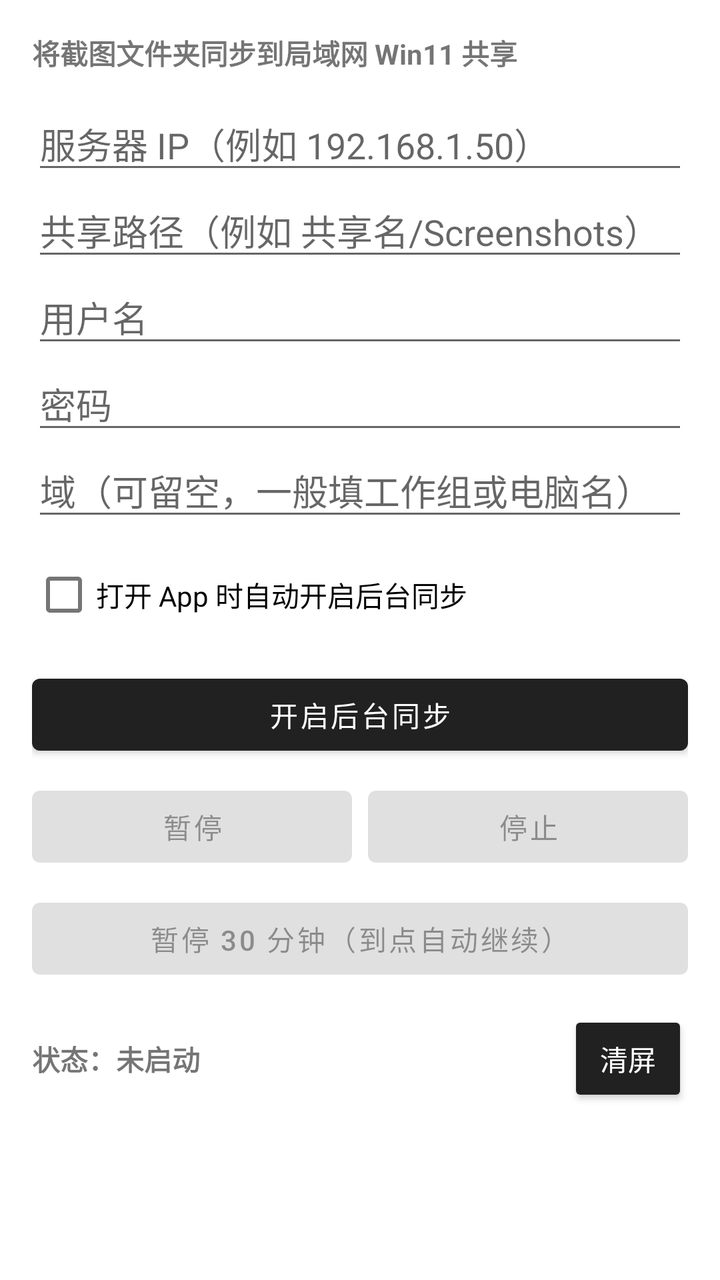
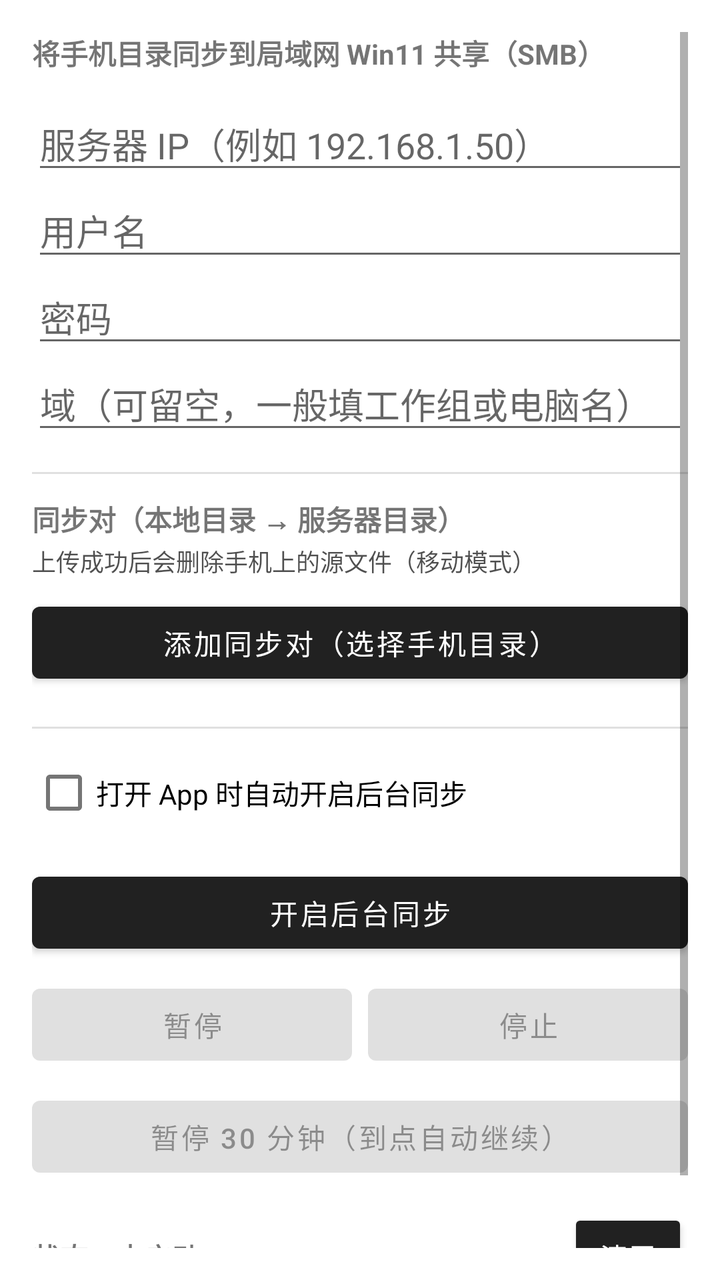

Two renders of the same Android screen: before a commit and after it. Below are the layout's source before the change and the commit's diff.
<!-- AndroidManifest.xml: application theme Theme.ScreenshotSync -->
<!-- res/layout/activity_main.xml -->
<?xml version="1.0" encoding="utf-8"?>
<ScrollView xmlns:android="http://schemas.android.com/apk/res/android"
    android:layout_width="match_parent"
    android:layout_height="match_parent"
    android:fillViewport="true"
    android:padding="16dp">

    <LinearLayout
        android:layout_width="match_parent"
        android:layout_height="wrap_content"
        android:orientation="vertical">

        <TextView
            android:layout_width="wrap_content"
            android:layout_height="wrap_content"
            android:layout_marginBottom="12dp"
            android:text="将截图文件夹同步到局域网 Win11 共享"
            android:textSize="14sp"
            android:textStyle="bold" />

        <EditText
            android:id="@+id/etHost"
            android:layout_width="match_parent"
            android:layout_height="wrap_content"
            android:hint="服务器 IP（例如 192.168.1.50）"
            android:inputType="text"
            android:singleLine="true" />

        <EditText
            android:id="@+id/etSharePath"
            android:layout_width="match_parent"
            android:layout_height="wrap_content"
            android:hint="共享路径（例如 共享名/Screenshots）"
            android:inputType="text"
            android:singleLine="true" />

        <EditText
            android:id="@+id/etUser"
            android:layout_width="match_parent"
            android:layout_height="wrap_content"
            android:hint="用户名"
            android:inputType="text"
            android:singleLine="true" />

        <EditText
            android:id="@+id/etPassword"
            android:layout_width="match_parent"
            android:layout_height="wrap_content"
            android:hint="密码"
            android:inputType="textPassword"
            android:singleLine="true" />

        <EditText
            android:id="@+id/etDomain"
            android:layout_width="match_parent"
            android:layout_height="wrap_content"
            android:hint="域（可留空，一般填工作组或电脑名）"
            android:inputType="text"
            android:singleLine="true" />

        <CheckBox
            android:id="@+id/cbAutoSync"
            android:layout_width="wrap_content"
            android:layout_height="wrap_content"
            android:layout_marginTop="8dp"
            android:text="打开 App 时自动开启后台同步" />

        <Button
            android:id="@+id/btnSync"
            android:layout_width="match_parent"
            android:layout_height="wrap_content"
            android:layout_marginTop="12dp"
            android:text="开启后台同步" />

        <LinearLayout
            android:layout_width="match_parent"
            android:layout_height="wrap_content"
            android:layout_marginTop="8dp"
            android:orientation="horizontal">

            <Button
                android:id="@+id/btnPause"
                android:layout_width="0dp"
                android:layout_height="wrap_content"
                android:layout_weight="1"
                android:enabled="false"
                android:text="暂停" />

            <Button
                android:id="@+id/btnStop"
                android:layout_width="0dp"
                android:layout_height="wrap_content"
                android:layout_marginStart="8dp"
                android:layout_weight="1"
                android:enabled="false"
                android:text="停止" />
        </LinearLayout>

        <Button
            android:id="@+id/btnPause30"
            android:layout_width="match_parent"
            android:layout_height="wrap_content"
            android:layout_marginTop="8dp"
            android:enabled="false"
            android:text="暂停 30 分钟（到点自动继续）" />

        <LinearLayout
            android:layout_width="match_parent"
            android:layout_height="wrap_content"
            android:layout_marginTop="12dp"
            android:gravity="center_vertical"
            android:orientation="horizontal">

            <TextView
                android:id="@+id/tvStatus"
                android:layout_width="0dp"
                android:layout_height="wrap_content"
                android:layout_weight="1"
                android:text="状态：未启动"
                android:textStyle="bold" />

            <Button
                android:id="@+id/btnClearLog"
                style="?android:attr/buttonStyleSmall"
                android:layout_width="wrap_content"
                android:layout_height="wrap_content"
                android:text="清屏" />
        </LinearLayout>

        <TextView
            android:id="@+id/tvLog"
            android:layout_width="match_parent"
            android:layout_height="wrap_content"
            android:layout_marginTop="12dp"
            android:fontFamily="monospace"
            android:textSize="12sp"
            android:textIsSelectable="true" />
    </LinearLayout>
</ScrollView>
<!-- resources referenced by this layout -->
<resources>
  <style name="Theme.ScreenshotSync" parent="Theme.MaterialComponents.DayNight.DarkActionBar" />
</resources>

<!-- the commit's change to res/layout/activity_main.xml (unified diff, before → after) -->
@@ -14,7 +14,7 @@
             android:layout_width="wrap_content"
             android:layout_height="wrap_content"
             android:layout_marginBottom="12dp"
-            android:text="将截图文件夹同步到局域网 Win11 共享"
+            android:text="将手机目录同步到局域网 Win11 共享（SMB）"
             android:textSize="14sp"
             android:textStyle="bold" />
 
@@ -23,14 +23,6 @@
             android:layout_width="match_parent"
             android:layout_height="wrap_content"
             android:hint="服务器 IP（例如 192.168.1.50）"
-            android:inputType="text"
-            android:singleLine="true" />
-
-        <EditText
-            android:id="@+id/etSharePath"
-            android:layout_width="match_parent"
-            android:layout_height="wrap_content"
-            android:hint="共享路径（例如 共享名/Screenshots）"
             android:inputType="text"
             android:singleLine="true" />
 
@@ -57,6 +49,47 @@
             android:hint="域（可留空，一般填工作组或电脑名）"
             android:inputType="text"
             android:singleLine="true" />
+
+        <View
+            android:layout_width="match_parent"
+            android:layout_height="1dp"
+            android:layout_marginTop="14dp"
+            android:background="?android:attr/listDivider" />
+
+        <TextView
+            android:layout_width="wrap_content"
+            android:layout_height="wrap_content"
+            android:layout_marginTop="12dp"
+            android:text="同步对（本地目录 → 服务器目录）"
+            android:textStyle="bold" />
+
+        <TextView
+            android:layout_width="wrap_content"
+            android:layout_height="wrap_content"
+            android:layout_marginTop="2dp"
+            android:text="上传成功后会删除手机上的源文件（移动模式）"
+            android:textColor="#B0000000"
+            android:textSize="12sp" />
+
+        <Button
+            android:id="@+id/btnAddPair"
+            android:layout_width="match_parent"
+            android:layout_height="wrap_content"
+            android:layout_marginTop="8dp"
+            android:text="添加同步对（选择手机目录）" />
+
+        <LinearLayout
+            android:id="@+id/pairsContainer"
+            android:layout_width="match_parent"
+            android:layout_height="wrap_content"
+            android:layout_marginTop="4dp"
+            android:orientation="vertical" />
+
+        <View
+            android:layout_width="match_parent"
+            android:layout_height="1dp"
+            android:layout_marginTop="14dp"
+            android:background="?android:attr/listDivider" />
 
         <CheckBox
             android:id="@+id/cbAutoSync"
